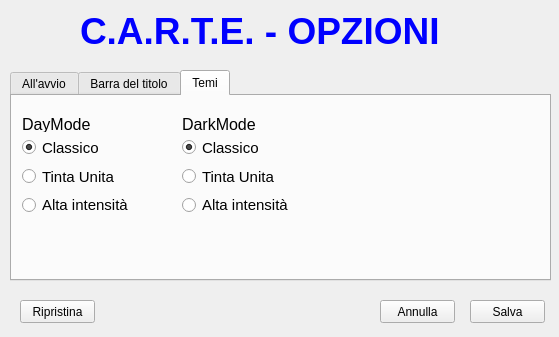
Qt form ClientModule/settings.ui (giovannic96/Real-time-collaborative-text-editor) before a commit.
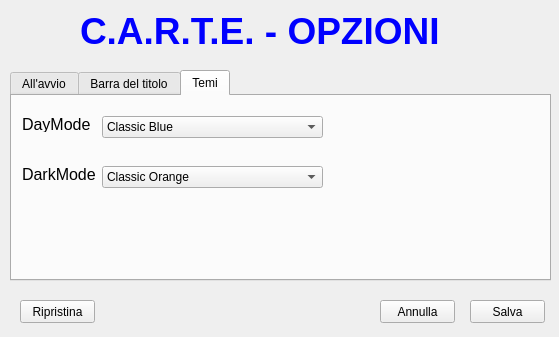
The same form after that commit. The open tabs and pages were chosen to show the change.

```diff
--- a/ClientModule/settings.ui
+++ b/ClientModule/settings.ui
@@ -322,8 +322,8 @@
     <widget class="QLabel" name="label_6">
      <property name="geometry">
       <rect>
-       <x>170</x>
-       <y>20</y>
+       <x>10</x>
+       <y>70</y>
        <width>101</width>
        <height>16</height>
       </rect>
@@ -355,107 +355,85 @@
       <string>DayMode</string>
      </property>
     </widget>
-    <widget class="QWidget" name="layoutWidget">
+    <widget class="QComboBox" name="ComboDay">
      <property name="geometry">
       <rect>
-       <x>10</x>
-       <y>40</y>
-       <width>107</width>
-       <height>80</height>
+       <x>90</x>
+       <y>20</y>
+       <width>221</width>
+       <height>22</height>
       </rect>
      </property>
-     <layout class="QVBoxLayout" name="verticalLayout_5">
       <item>
-       <widget class="QRadioButton" name="dayTheme1">
-        <property name="font">
-         <font>
-          <pointsize>11</pointsize>
-         </font>
-        </property>
+      <property name="text">
+       <string>Classic Blue</string>
+      </property>
+     </item>
+     <item>
         <property name="text">
-         <string>Classico</string>
-        </property>
-        <property name="checked">
-         <bool>true</bool>
-        </property>
-       </widget>
+       <string>Plain Blue</string>
+      </property>
       </item>
       <item>
-       <widget class="QRadioButton" name="dayTheme2">
-        <property name="font">
-         <font>
-          <pointsize>11</pointsize>
-         </font>
-        </property>
+      <property name="text">
+       <string>Electric Blue</string>
+      </property>
+     </item>
+     <item>
         <property name="text">
-         <string>Tinta Unita</string>
-        </property>
-       </widget>
+       <string>Classic Purple</string>
+      </property>
       </item>
       <item>
-       <widget class="QRadioButton" name="dayTheme3">
-        <property name="font">
-         <font>
-          <pointsize>11</pointsize>
-         </font>
-        </property>
+      <property name="text">
+       <string>Classic Orange</string>
+      </property>
+     </item>
+     <item>
         <property name="text">
-         <string>Alta intensità</string>
-        </property>
-       </widget>
-      </item>
-     </layout>
+       <string>Classic Green</string>
+      </property>
+     </item>
     </widget>
-    <widget class="QWidget" name="layoutWidget">
+    <widget class="QComboBox" name="ComboDark">
      <property name="geometry">
       <rect>
-       <x>170</x>
-       <y>40</y>
-       <width>107</width>
-       <height>80</height>
+       <x>90</x>
+       <y>70</y>
+       <width>221</width>
+       <height>22</height>
       </rect>
      </property>
-     <layout class="QVBoxLayout" name="verticalLayout_6">
       <item>
-       <widget class="QRadioButton" name="darkTheme1">
-        <property name="font">
-         <font>
-          <pointsize>11</pointsize>
-         </font>
-        </property>
+      <property name="text">
+       <string>Classic Orange</string>
+      </property>
+     </item>
+     <item>
         <property name="text">
-         <string>Classico</string>
-        </property>
-        <property name="checked">
-         <bool>true</bool>
-        </property>
-       </widget>
+       <string>Plain Orange</string>
+      </property>
       </item>
       <item>
-       <widget class="QRadioButton" name="darkTheme2">
-        <property name="font">
-         <font>
-          <pointsize>11</pointsize>
-         </font>
-        </property>
+      <property name="text">
+       <string>Electric Orange</string>
+      </property>
+     </item>
+     <item>
         <property name="text">
-         <string>Tinta Unita</string>
-        </property>
-       </widget>
+       <string>Classic Purple</string>
+      </property>
       </item>
       <item>
-       <widget class="QRadioButton" name="darkTheme3">
-        <property name="font">
-         <font>
-          <pointsize>11</pointsize>
-         </font>
-        </property>
+      <property name="text">
+       <string>Classic Blue</string>
+      </property>
+     </item>
+     <item>
         <property name="text">
-         <string>Alta intensità</string>
-        </property>
-       </widget>
-      </item>
-     </layout>
+       <string>Classic Green</string>
+      </property>
+     </item>
     </widget>
    </widget>
   </widget>
```
Left out of the diff: 2 changed lines with no effect on the pictures. Lines whose indentation alone changed are shown as unchanged.
